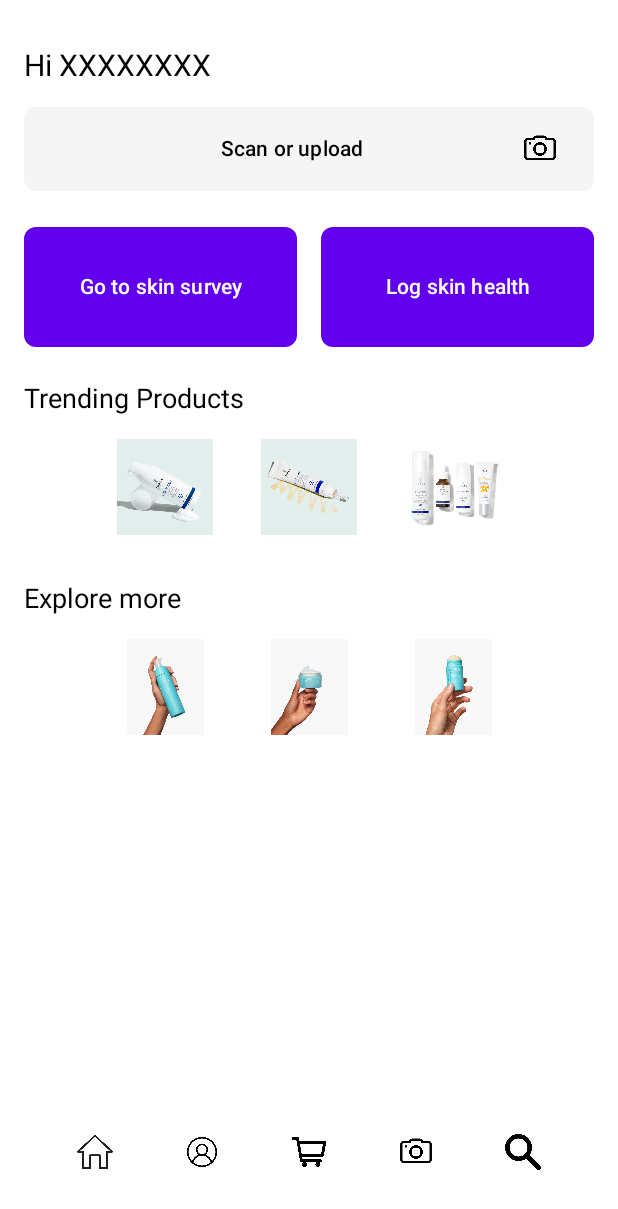
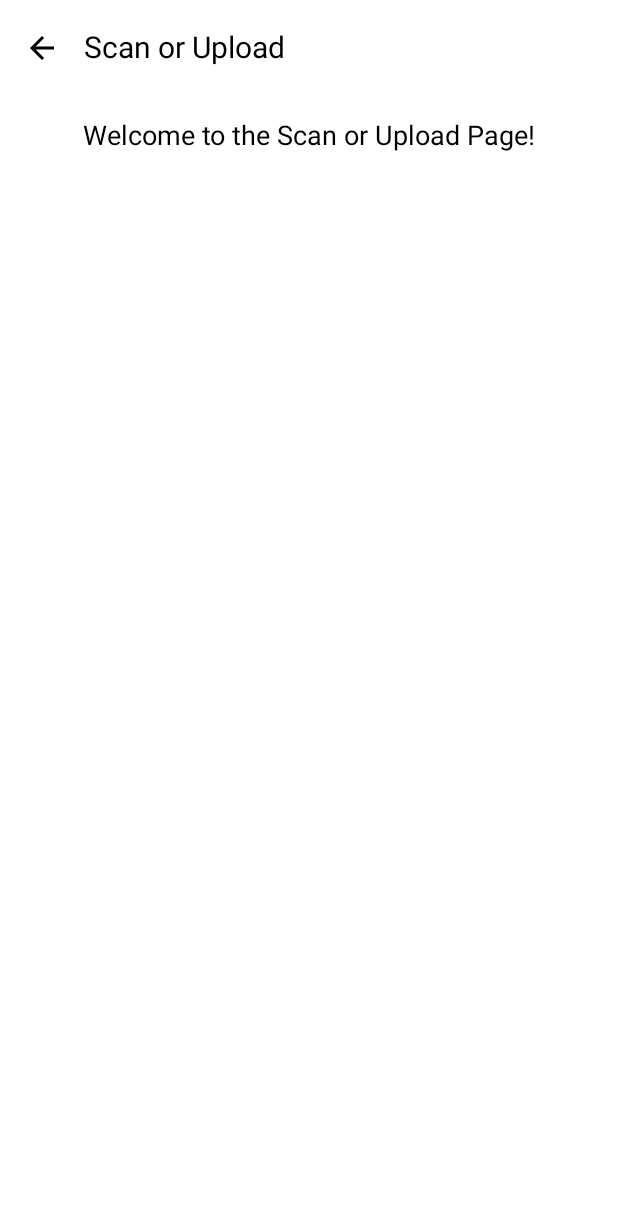
Before and after one commit to MilburnJ/FacialFeatures, an Android app built with Jetpack Compose: the HomeScreen screen opened through its navigation route, after a tap on "Scan or upload", on a phone screen of 412 x 824 dp. Shown: the top 1209 px of the screen. Run offline under Robolectric (Android 15) with nearby library versions, the phone set to English and light mode, and no system bars.

Commit message:
added scan/upload and skin survey place holder pages

```diff
--- a/app/src/main/java/com/example/facialfeatures/navigation/AppNavGraph.kt
+++ b/app/src/main/java/com/example/facialfeatures/navigation/AppNavGraph.kt
@@ -6,6 +6,8 @@ import androidx.navigation.compose.NavHost
 import androidx.navigation.compose.composable
 import com.example.facialfeatures.ui.screens.HomeScreen
 import com.example.facialfeatures.ui.screens.LoginScreen
+import com.example.facialfeatures.ui.screens.ScanUploadScreen
+import com.example.facialfeatures.ui.screens.SkinSurveyScreen
 
 @Composable
 fun AppNavGraph(navController: NavHostController) {
@@ -17,7 +19,16 @@ fun AppNavGraph(navController: NavHostController) {
             LoginScreen(onNavigateToHome = { navController.navigate("home") })
         }
         composable("home") {
-            HomeScreen() // Ensure HomeScreen exists and is properly implemented
+            HomeScreen(
+                onNavigateToSkinSurvey = { navController.navigate("skinSurvey") },
+                onNavigateToScanUpload = { navController.navigate("scanUpload") }
+            )
+        }
+        composable("skinSurvey") {
+            SkinSurveyScreen(onNavigateBack = { navController.popBackStack() })
+        }
+        composable("scanUpload") {
+            ScanUploadScreen(onNavigateBack = { navController.popBackStack() })
         }
 
     }
--- a/app/src/main/java/com/example/facialfeatures/ui/screens/HomeScreen.kt
+++ b/app/src/main/java/com/example/facialfeatures/ui/screens/HomeScreen.kt
@@ -17,7 +17,9 @@ import androidx.compose.ui.unit.sp
 import com.example.facialfeatures.R
 
 @Composable
-fun HomeScreen() {
+fun HomeScreen(
+    onNavigateToSkinSurvey: () -> Unit,
+    onNavigateToScanUpload: () -> Unit) {
     Scaffold(
         modifier = Modifier.fillMaxSize(),
         content = { innerPadding ->
@@ -42,7 +44,7 @@ fun HomeScreen() {
 
                 // Scan or Upload Button
                 Button(
-                    onClick = { /* No functionality yet */ },
+                    onClick = onNavigateToScanUpload,
                     modifier = Modifier
                         .fillMaxWidth()
                         .height(56.dp),
@@ -76,7 +78,7 @@ fun HomeScreen() {
                 ) {
                     // Skin Type Button
                     Button(
-                        onClick = { /* No functionality yet */ },
+                        onClick = onNavigateToSkinSurvey,
                         modifier = Modifier
                             .weight(1f)
                             .height(80.dp)
--- /dev/null
+++ b/app/src/main/java/com/example/facialfeatures/ui/screens/ScanUploadScreen.kt
@@ -0,0 +1,48 @@
+package com.example.facialfeatures.ui.screens
+
+import androidx.compose.foundation.layout.*
+import androidx.compose.material3.*
+import androidx.compose.runtime.Composable
+import androidx.compose.ui.Alignment
+import androidx.compose.ui.Modifier
+import androidx.compose.ui.unit.dp
+import androidx.compose.ui.unit.sp
+import androidx.compose.material.icons.Icons
+import androidx.compose.material.icons.filled.ArrowBack
+
+
+@OptIn(ExperimentalMaterial3Api::class)
+@Composable
+fun ScanUploadScreen(onNavigateBack: () -> Unit) {
+    Scaffold(
+        topBar = {
+            TopAppBar(
+                title = { Text(text = "Scan or Upload", fontSize = 20.sp) },
+                navigationIcon = {
+                    IconButton(onClick = onNavigateBack) {
+                        Icon(
+                            imageVector = Icons.Default.ArrowBack,
+                            contentDescription = "Back"
+                        )
+                    }
+                }
+            )
+        },
+        content = { innerPadding ->
+            Column(
+                modifier = Modifier
+                    .fillMaxSize()
+                    .padding(innerPadding)
+                    .padding(16.dp),
+                horizontalAlignment = Alignment.CenterHorizontally
+            ) {
+                Text(
+                    text = "Welcome to the Scan or Upload Page!",
+                    style = MaterialTheme.typography.bodyLarge
+                )
+                Spacer(modifier = Modifier.height(16.dp))
+                // Add your scan/upload UI components here
+            }
+        }
+    )
+}
```
Also changed, not shown: app/src/main/java/com/example/facialfeatures/ui/screens/SkinSurveyScreen.kt (added, +48 -0 lines).
